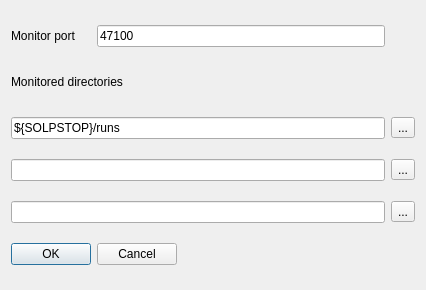
Before: the Qt Designer form src/gui/runs.ui in LeCAD-PEG/SOLPS-GUI, drawn with Qt 5.
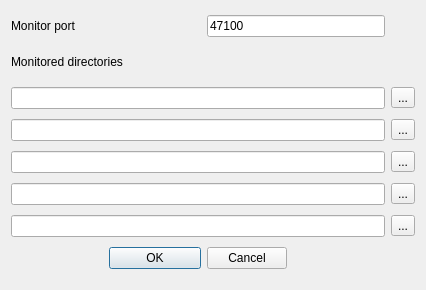
After: the same form once the commit is applied.

Commit message: Add 5 run dir paths

Patch:
```diff
--- a/src/gui/runs.ui
+++ b/src/gui/runs.ui
@@ -21,55 +21,88 @@
      </property>
     </widget>
    </item>
-   <item row="0" column="1">
+   <item row="0" column="2" colspan="2">
     <widget class="QLineEdit" name="lineEdit">
      <property name="text">
       <string>47100</string>
      </property>
     </widget>
    </item>
-   <item row="2" column="0" colspan="2">
-    <widget class="QLineEdit" name="lineEdit_rundir">
+   <item row="1" column="0" colspan="2">
+    <widget class="QLabel" name="label_2">
+     <property name="maximumSize">
+      <size>
+       <width>200</width>
+       <height>30</height>
+      </size>
+     </property>
      <property name="text">
-      <string>${SOLPSTOP}/runs</string>
+      <string>Monitored directories</string>
      </property>
     </widget>
    </item>
-   <item row="2" column="2">
-    <widget class="QToolButton" name="toolButtonView">
+   <item row="2" column="4">
+    <widget class="QToolButton" name="toolButtonView1">
      <property name="text">
       <string>...</string>
      </property>
     </widget>
    </item>
-   <item row="3" column="0" colspan="2">
-    <widget class="QLineEdit" name="lineEdit_rundir2"/>
-   </item>
-   <item row="3" column="2">
+   <item row="3" column="4">
     <widget class="QToolButton" name="toolButtonView2">
      <property name="text">
       <string>...</string>
      </property>
     </widget>
    </item>
-   <item row="4" column="0" colspan="2">
-    <widget class="QLineEdit" name="lineEdit_rundir3"/>
-   </item>
-   <item row="4" column="2">
+   <item row="4" column="4">
     <widget class="QToolButton" name="toolButtonView3">
      <property name="text">
       <string>...</string>
      </property>
     </widget>
    </item>
-   <item row="5" column="0">
+   <item row="5" column="4">
+    <widget class="QToolButton" name="toolButtonView4">
+     <property name="text">
+      <string>...</string>
+     </property>
+    </widget>
+   </item>
+   <item row="6" column="4">
+    <widget class="QToolButton" name="toolButtonView5">
+     <property name="text">
+      <string>...</string>
+     </property>
+    </widget>
+   </item>
+   <item row="3" column="0" colspan="4">
+    <widget class="QLineEdit" name="lineEdit_rundir2"/>
+   </item>
+   <item row="4" column="0" colspan="4">
+    <widget class="QLineEdit" name="lineEdit_rundir3"/>
+   </item>
+   <item row="5" column="0" colspan="4">
+    <widget class="QLineEdit" name="lineEdit_rundir4"/>
+   </item>
+   <item row="6" column="0" colspan="4">
+    <widget class="QLineEdit" name="lineEdit_rundir5"/>
+   </item>
+   <item row="7" column="1">
     <widget class="QPushButton" name="pushButton_OK">
      <property name="text">
       <string>OK</string>
      </property>
     </widget>
    </item>
-   <item row="5" column="1">
+   <item row="2" column="0" colspan="4">
+    <widget class="QLineEdit" name="lineEdit_rundir1">
+     <property name="text">
+      <string/>
+     </property>
+    </widget>
+   </item>
+   <item row="7" column="2">
     <widget class="QPushButton" name="pushButton_Cancel">
      <property name="maximumSize">
       <size>
@@ -82,19 +115,6 @@
      </property>
     </widget>
    </item>
-   <item row="1" column="0" colspan="2">
-    <widget class="QLabel" name="label_2">
-     <property name="maximumSize">
-      <size>
-       <width>200</width>
-       <height>30</height>
-      </size>
-     </property>
-     <property name="text">
-      <string>Monitored directories</string>
-     </property>
-    </widget>
-   </item>
   </layout>
  </widget>
  <resources/>
```
Left out of the diff: 16 changed lines with no effect on the pictures. The commit also changes 1 other file.
